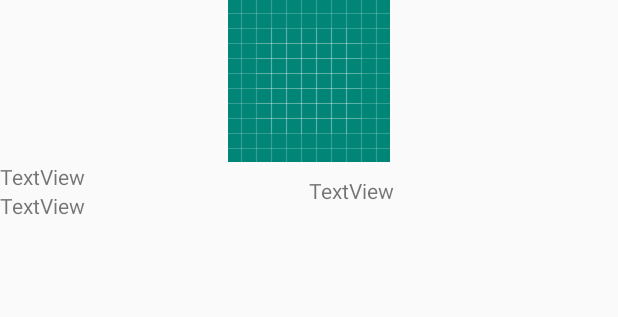
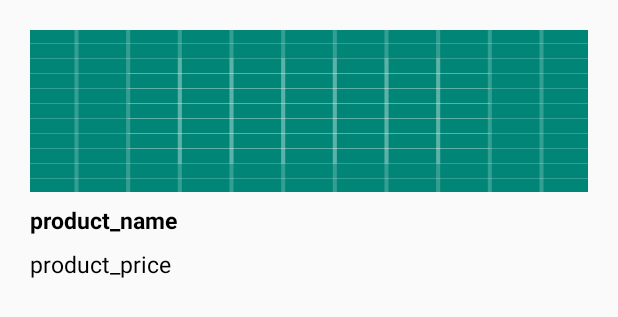
Before and after one commit to patelrinjal/B2Bcamp, an Android app: the layout layout_productrow.xml on its own in the app's theme, with its tools: preview values and no code run, on a phone screen of 412 x 824 dp. Shown: the top 317 px of the screen. Run offline under Robolectric (Android 15) with nearby library versions, the phone set to English and light mode, and no system bars; network calls fail.

Commit message:
layout_productrow (rinjal)

```diff
--- a/app/src/main/res/layout/layout_productrow.xml
+++ b/app/src/main/res/layout/layout_productrow.xml
@@ -2,13 +2,15 @@
 <LinearLayout xmlns:android="http://schemas.android.com/apk/res/android"
     xmlns:app="http://schemas.android.com/apk/res-auto"
     android:orientation="vertical" android:layout_width="match_parent"
-    android:layout_height="match_parent">
+    android:layout_height="match_parent"
+    android:padding="20dp">
 
     <ImageView
         android:id="@+id/imageView"
         android:layout_width="match_parent"
         android:layout_height="wrap_content"
-        android:src="@drawable/ic_launcher_background" />
+        android:src="@drawable/ic_launcher_background"
+        android:scaleType="fitXY" />
 
     <LinearLayout
         android:layout_width="match_parent"
@@ -22,28 +24,30 @@
         android:orientation="vertical">
 
         <TextView
-            android:id="@+id/textView2"
+            android:id="@+id/product_name"
             android:layout_width="wrap_content"
             android:layout_height="wrap_content"
             android:layout_weight="1"
-            android:text="TextView" />
+            android:text="product_name"
+            android:textColor="#000000"
+            android:textStyle="bold"
+            android:textSize="15dp"
+            android:layout_marginTop="8dp"/>
 
 
         <TextView
-            android:id="@+id/textView5"
+            android:id="@+id/product_price"
             android:layout_width="wrap_content"
             android:layout_height="wrap_content"
             android:layout_weight="1"
-            android:text="TextView" />
+            android:text="product_price"
+            android:textColor="#000000"
+            android:textSize="15dp"
+            android:layout_marginTop="8dp"/>
+
     </LinearLayout>
 
-        <TextView
-            android:id="@+id/textView"
-            android:layout_width="wrap_content"
-            android:layout_height="wrap_content"
-            android:layout_weight="1"
-            android:text="TextView"
-            android:layout_gravity="center"/>
+
 
     </LinearLayout>
 
```
